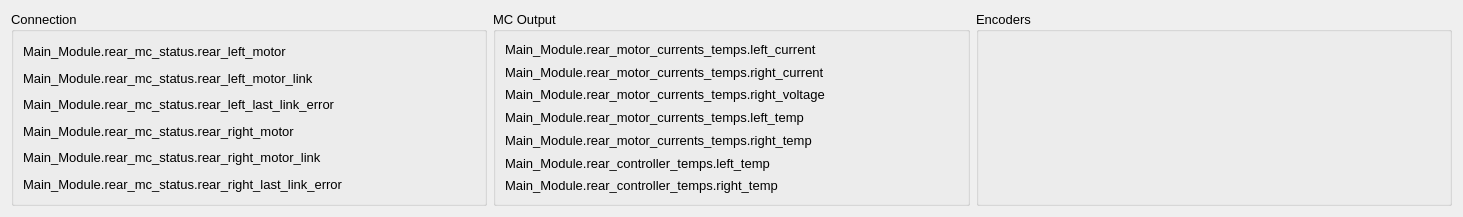
First picture: the form in ui/motorViewer.ui, repository PurdueElectricRacing/DaqApp, before the edit.
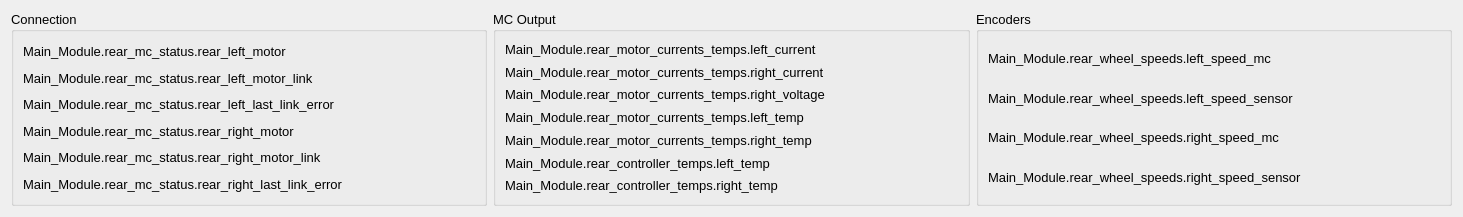
Second picture: the form after the edit. Custom widgets are drawn as their Qt base class.

Diff of the .ui file:
```diff
--- a/ui/motorViewer.ui
+++ b/ui/motorViewer.ui
@@ -208,7 +208,56 @@
      <property name="title">
       <string>Encoders</string>
      </property>
-     <layout class="QVBoxLayout" name="verticalLayout_6"/>
+     <layout class="QVBoxLayout" name="verticalLayout">
+      <item>
+       <widget class="CANVariableDisplay" name="label_26">
+        <property name="font">
+         <font>
+          <pointsize>10</pointsize>
+         </font>
+        </property>
+        <property name="text">
+         <string>Main_Module.rear_wheel_speeds.left_speed_mc</string>
+        </property>
+       </widget>
+      </item>
+      <item>
+       <widget class="CANVariableDisplay" name="label_28">
+        <property name="font">
+         <font>
+          <pointsize>10</pointsize>
+         </font>
+        </property>
+        <property name="text">
+         <string>Main_Module.rear_wheel_speeds.left_speed_sensor</string>
+        </property>
+       </widget>
+      </item>
+      <item>
+       <widget class="CANVariableDisplay" name="label_27">
+        <property name="font">
+         <font>
+          <pointsize>10</pointsize>
+         </font>
+        </property>
+        <property name="text">
+         <string>Main_Module.rear_wheel_speeds.right_speed_mc</string>
+        </property>
+       </widget>
+      </item>
+      <item>
+       <widget class="CANVariableDisplay" name="label_33">
+        <property name="font">
+         <font>
+          <pointsize>10</pointsize>
+         </font>
+        </property>
+        <property name="text">
+         <string>Main_Module.rear_wheel_speeds.right_speed_sensor</string>
+        </property>
+       </widget>
+      </item>
+     </layout>
     </widget>
    </item>
   </layout>
```
